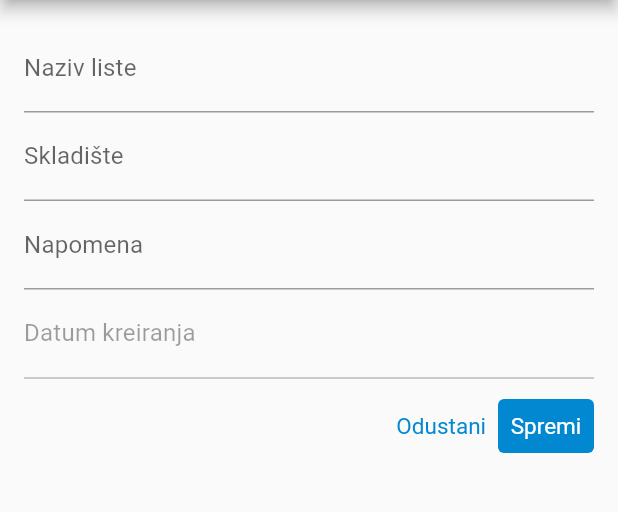
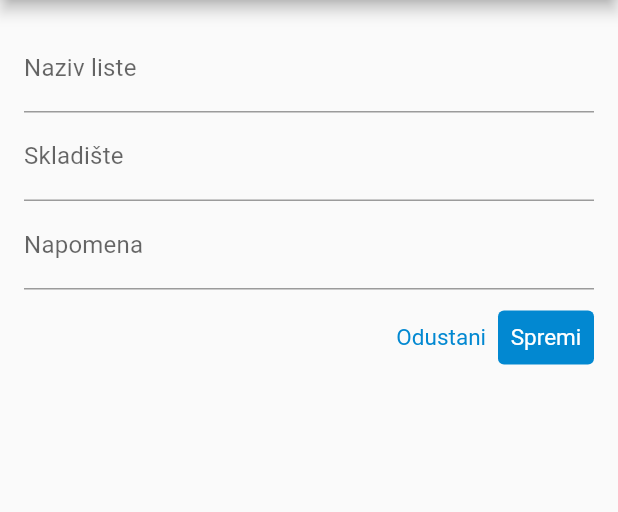
Before and after one commit to zeljko94/inventura-flutter-master, a Flutter app: the AddEditListaScreen screen opened by its route, on a phone screen of 412 x 824 dp, the part 84-596 px from its top. Run offline on Flutter 3.47's test engine with Material 2 defaults, Android fonts, the phone set to English and light mode, and no system bars; our stand-ins replace csv, file_picker, flutter_typeahead, open_file, permission_handler, sqflite; missing offline and left inert: flutter_downloader, syncfusion_flutter_xlsio; accounts and stored records are empty.

Commit message:
list item tile background color, maknuo datum kreiranja nove liste

```diff
--- a/lib/common/color_palette.dart
+++ b/lib/common/color_palette.dart
@@ -135,6 +135,9 @@ class ColorPalette {
     900: const Color(0xff757575), //100%
   });
 
+
+
+  static final Color listItemTileBackgroundColor = const Color(0xffbbdefb).withOpacity(0.6);
   static const String backgroundImagePath = 'assets/images/background4.jpg';
   static const double backgroundImageOpacity = 0.13;
 }
--- a/lib/screens/liste/add_edit_lista_screen.dart
+++ b/lib/screens/liste/add_edit_lista_screen.dart
@@ -54,7 +54,6 @@ class _AddEditListaScreenState extends State<AddEditListaScreen> {
       appBar: MainAppBar.buildAppBar('Liste', '', context),
       body: _buildBody(),
       drawer: MenuDrawer.getDrawer(),
-      floatingActionButton: _buildButton(),
     );
 
   }
@@ -143,7 +142,7 @@ class _AddEditListaScreenState extends State<AddEditListaScreen> {
 
                       },
                     ),
-                    TextFormField(
+                    if(isEdit) TextFormField(
                       readOnly: true,
                       enabled: false,
                       controller: datumController,
@@ -260,18 +259,6 @@ class _AddEditListaScreenState extends State<AddEditListaScreen> {
     );
   }
 
-
-  _buildButton() {
-    // return FloatingActionButton(
-    //       heroTag: null,
-    //       backgroundColor: ColorPalette.info,
-    //       onPressed: () {
-    //         _scanBarcode();
-    //       },
-    //       child: const Icon(Icons.camera_alt),
-    //     );
-  }
-
   _resetControllers() {}
 
   _scanBarcode() {}
--- a/lib/screens/liste/liste.dart
+++ b/lib/screens/liste/liste.dart
@@ -101,6 +101,7 @@ class _ListeScreenState extends State<ListeScreen> {
                     const EdgeInsets.symmetric(vertical: 1, horizontal: 4),
                 child: Card(
                     child: ListTile(
+                      tileColor: ColorPalette.listItemTileBackgroundColor,
                         onTap: () {
                           if(!isSearchMode) {
                             Navigator.of(context).push(
```
Also changed, not shown: lib/screens/artikli/artikli.dart (+7 -0 lines), lib/screens/liste/lista_pregled_artikala_screen.dart (+23 -2 lines), lib/services/sqlite/sqlite_base_service.dart (+1 -9 lines).
